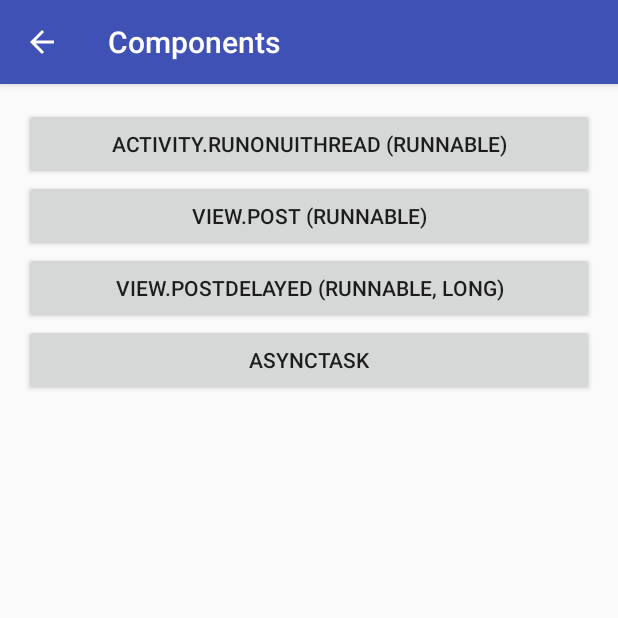
After one commit to nataraj06/Components, an Android app: the ThreadDemoActivity screen opened directly, with no data from a screen before it, on a phone screen of 412 x 824 dp, the top half of it. The commit adds this screen. Run offline under Robolectric (Android 15) with nearby library versions, the phone set to English and light mode, and no system bars.

Commit message:
Added AsyncTask class

```diff
--- a/app/src/main/AndroidManifest.xml
+++ b/app/src/main/AndroidManifest.xml
@@ -29,6 +29,7 @@
         <activity android:name=".services.ServicesDemoActivity"></activity>
         <activity android:name=".services.BoundServiceActivityDemo"></activity>
         <activity android:name=".services.MessengerServiceActivityDemo"></activity>
+        <activity android:name=".threads.ThreadDemoActivity"></activity>
 
         <service
             android:name=".services.StartedServiceDemo"
--- a/app/src/main/java/com/android/components/activity/MainActivity.java
+++ b/app/src/main/java/com/android/components/activity/MainActivity.java
@@ -2,12 +2,12 @@ package com.android.components.activity;
 
 import android.content.Intent;
 import android.os.Bundle;
-import android.support.v7.app.AppCompatActivity;
 import android.view.View;
 
 import com.android.components.R;
 import com.android.components.intent.IntentDemoActivity;
 import com.android.components.services.ServicesDemoActivity;
+import com.android.components.threads.ThreadDemoActivity;
 
 public class MainActivity extends BaseActivity implements View.OnClickListener {
 
@@ -41,6 +41,10 @@ public class MainActivity extends BaseActivity implements View.OnClickListener {
                 break;
             case R.id.home_service_btn:
                 startActivity(new Intent(MainActivity.this, ServicesDemoActivity.class));
+                break;
+            case R.id.home_thread_btn:
+                startActivity(new Intent(MainActivity.this, ThreadDemoActivity.class));
+                break;
             default:
                 break;
         }
--- a/app/src/main/java/com/android/components/services/StartedServiceDemo.java
+++ b/app/src/main/java/com/android/components/services/StartedServiceDemo.java
@@ -3,7 +3,6 @@ package com.android.components.services;
 import android.app.Service;
 import android.content.Intent;
 import android.os.IBinder;
-import android.widget.Toast;
 
 import com.android.components.utils.PlaySound;
 import com.android.components.utils.UIUtil;
--- /dev/null
+++ b/app/src/main/java/com/android/components/threads/ThreadDemoActivity.java
@@ -0,0 +1,109 @@
+package com.android.components.threads;
+
+import android.graphics.Bitmap;
+import android.graphics.BitmapFactory;
+import android.os.AsyncTask;
+import android.os.Bundle;
+import android.support.v7.app.AppCompatActivity;
+import android.view.View;
+import android.widget.ImageView;
+import android.widget.ProgressBar;
+
+import com.android.components.R;
+
+import java.io.IOException;
+import java.io.InputStream;
+
+/**
+ * ThreadActivity.java
+ */
+public class ThreadDemoActivity extends AppCompatActivity implements View.OnClickListener {
+    final private String TAG = ThreadDemoActivity.class.getSimpleName();
+
+    private ProgressBar progressBar;
+    private String url = "https://content-static.upwork.com/blog/uploads/sites/3/2016/08/24161340/AsyncTask.png";
+
+    @Override
+    protected void onCreate(Bundle savedInstanceState) {
+        super.onCreate(savedInstanceState);
+        setContentView(R.layout.activity_thread);
+
+        if (getSupportActionBar() != null)
+            getSupportActionBar().setDisplayHomeAsUpEnabled(true);
+
+        progressBar = (ProgressBar) findViewById(R.id.thread_progress_bar);
+        (findViewById(R.id.thread_run_on_ui_btn)).setOnClickListener(this);
+        (findViewById(R.id.thread_view_post_btn)).setOnClickListener(this);
+        (findViewById(R.id.thread_view_post_delay_btn)).setOnClickListener(this);
+        (findViewById(R.id.thread_asyc_task_btn)).setOnClickListener(this);
+    }
+
+
+    @Override
+    public boolean onSupportNavigateUp() {
+        onBackPressed();
+        return true;
+    }
+
+    @Override
+    public void onClick(View v) {
+        switch (v.getId()) {
+            case R.id.thread_run_on_ui_btn:
+                //runOnUiThread();
+                break;
+            case R.id.thread_view_post_btn:
+                //post();
+                break;
+            case R.id.thread_view_post_delay_btn:
+                //postDelay();
+                break;
+            case R.id.thread_asyc_task_btn:
+                new DownloadImageTask((ImageView) findViewById(R.id.thread_image_view))
+                        .execute(url);
+                break;
+            default:
+                break;
+        }
+    }
+
+    private Bitmap loadImageFromNetwork(String url) {
+        InputStream inputStream = null;
+        try {
+            inputStream = new java.net.URL(url).openStream();
+            return BitmapFactory.decodeStream(inputStream);
+        } catch (Exception e) {
+            e.printStackTrace();
+            return null;
+        } finally {
+            if (inputStream != null) {
+                try {
+                    inputStream.close();
+                } catch (IOException e) {
+                    e.printStackTrace();
+                }
+            }
+        }
+    }
+
+    private class DownloadImageTask extends AsyncTask<String, Void, Bitmap> {
+        ImageView imageView;
+
+        private DownloadImageTask(ImageView imageView) {
+            this.imageView = imageView;
+        }
+
+        @Override
+        protected void onPreExecute() {
+            progressBar.setVisibility(View.VISIBLE);
+        }
+
+        protected Bitmap doInBackground(String... urls) {
+            return loadImageFromNetwork(urls[0]);
+        }
+
+        protected void onPostExecute(Bitmap result) {
+            progressBar.setVisibility(View.GONE);
+            imageView.setImageBitmap(result);
+        }
+    }
+}
--- /dev/null
+++ b/app/src/main/res/layout/activity_thread.xml
@@ -0,0 +1,59 @@
+<?xml version="1.0" encoding="utf-8"?>
+<LinearLayout xmlns:android="http://schemas.android.com/apk/res/android"
+    xmlns:tools="http://schemas.android.com/tools"
+    android:layout_width="match_parent"
+    android:layout_height="match_parent"
+    android:orientation="vertical"
+    android:paddingBottom="@dimen/activity_vertical_margin"
+    android:paddingLeft="@dimen/activity_horizontal_margin"
+    android:paddingRight="@dimen/activity_horizontal_margin"
+    android:paddingTop="@dimen/activity_vertical_margin"
+    tools:context="com.reeuse.component.thread.ThreadDemoActivity">
+
+
+    <Button
+        android:id="@+id/thread_run_on_ui_btn"
+        android:layout_width="match_parent"
+        android:layout_height="wrap_content"
+        android:text="@string/thread_run_on_ui" />
+
+    <Button
+        android:id="@+id/thread_view_post_btn"
+        android:layout_width="match_parent"
+        android:layout_height="wrap_content"
+        android:text="@string/thread_view_post" />
+
+
+    <Button
+        android:id="@+id/thread_view_post_delay_btn"
+        android:layout_width="match_parent"
+        android:layout_height="wrap_content"
+        android:text="@string/thread_view_post_delay" />
+
+    <Button
+        android:id="@+id/thread_asyc_task_btn"
+        android:layout_width="match_parent"
+        android:layout_height="wrap_content"
+        android:text="@string/thread_asyc_task" />
+
+
+    <RelativeLayout
+        android:layout_width="match_parent"
+        android:layout_height="200dp"
+        android:layout_marginTop="10dp">
+
+        <ImageView
+            android:id="@+id/thread_image_view"
+            android:layout_width="match_parent"
+            android:layout_height="match_parent"
+            android:scaleType="fitXY" />
+
+        <ProgressBar
+            android:id="@+id/thread_progress_bar"
+            android:layout_width="wrap_content"
+            android:layout_height="wrap_content"
+            android:layout_centerInParent="true"
+            android:visibility="gone" />
+    </RelativeLayout>
+
+</LinearLayout>
--- a/app/src/main/res/values/strings.xml
+++ b/app/src/main/res/values/strings.xml
@@ -36,4 +36,10 @@
     <string name="service_bind">Bind service</string>
     <string name="service_unbind">UnBind service</string>
 
+    <!--strings for threads-->
+    <string name="thread_run_on_ui">Activity.runOnUiThread (Runnable)</string>
+    <string name="thread_view_post">View.post (Runnable)</string>
+    <string name="thread_view_post_delay">View.postDelayed (Runnable, long)</string>
+    <string name="thread_asyc_task">AsyncTask</string>
+
 </resources>
```
Also changed, not shown: app/src/main/java/com/android/components/threads/AsyncTaskConcurrentExecutor.java (added, +88 -0 lines), app/src/main/java/com/android/components/threads/MyAsyncTask.java (added, +61 -0 lines).
